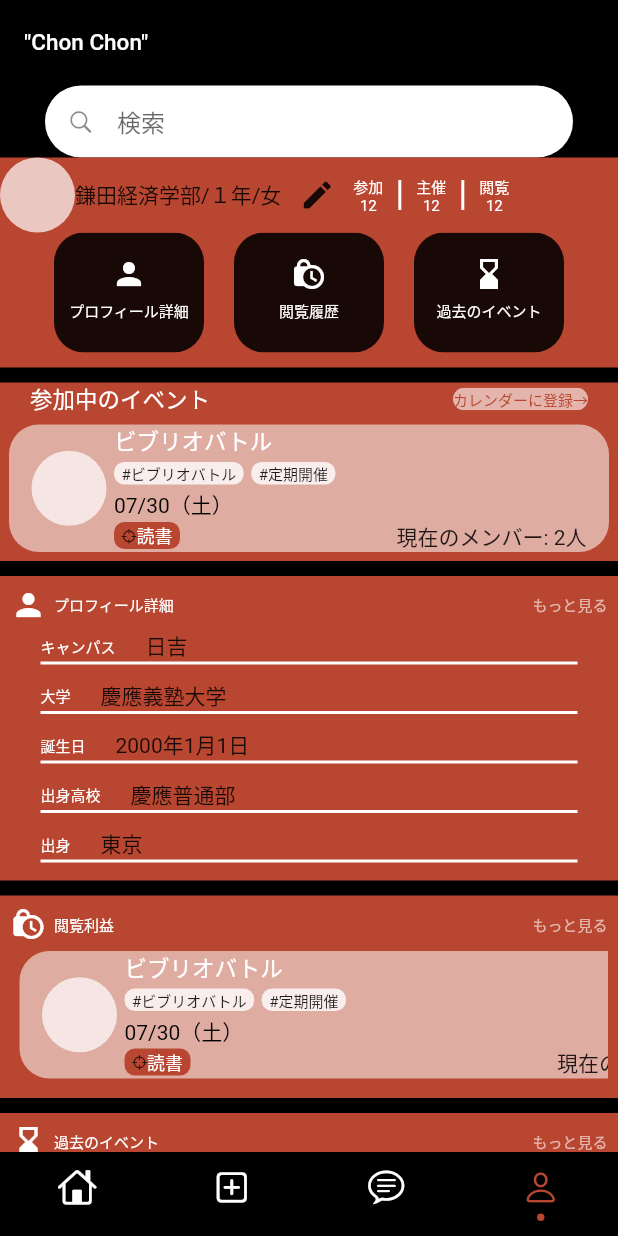
After one commit to isseiM0312/ChonChon-forBusiness, a Flutter app: the screen it shows after launch, item 4 of the bottom bar chosen, after a tap on the "edit" icon, on a phone screen of 412 x 824 dp. The commit adds this screen. Run offline on Flutter 3.47's test engine with Material 2 defaults, Android fonts, the phone set to English and light mode, and no system bars; drawn by our look-alikes of persistent_bottom_nav_bar.

Commit message:
プロフィール、コード成型前

```diff
--- a/chonchon_for_business/lib/view/BottomNavigationBar.dart
+++ b/chonchon_for_business/lib/view/BottomNavigationBar.dart
@@ -4,6 +4,7 @@ import 'package:persistent_bottom_nav_bar/persistent-tab-view.dart';
 
 import 'package:chonchon_for_business/view/NavigationPages/Home.dart';
 import 'package:chonchon_for_business/view/NavigationPages/EventCreate.dart';
+import 'package:chonchon_for_business/view/NavigationPages/Profile.dart';
 
 PersistentTabController _controller = PersistentTabController(initialIndex: 0);
 
@@ -32,7 +33,7 @@ List<Widget> _buildScreens() {
     HomePage(title: 'Home'),
     EventCreatePage(title: 'Event Create'),
     HomePage(title: 'Home'),
-    HomePage(title: 'Home'),
+    ProfilePage(title: 'Profile'),
   ];
 }
 
--- /dev/null
+++ b/chonchon_for_business/lib/view/NavigationPages/Profile.dart
@@ -0,0 +1,279 @@
+import 'package:flutter/material.dart';
+import 'package:flutter/cupertino.dart';
+import 'package:flutter/rendering.dart';
+
+import '../Common/Widgets/Cards.dart';
+
+class ProfilePage extends StatefulWidget {
+  const ProfilePage({Key? key, required this.title}) : super(key: key);
+  final String title;
+
+  @override
+  State<ProfilePage> createState() => _ProfilePageState();
+}
+
+class _ProfilePageState extends State<ProfilePage> {
+  @override
+  Widget build(BuildContext context) {
+    return (DefaultTabController(
+        initialIndex: 0,
+        length: 3,
+        child: Scaffold(
+            backgroundColor: Color(0xffb94630),
+            appBar: PreferredSize(
+                preferredSize: const Size.fromHeight(135),
+                child: AppBar(
+                    backgroundColor: Colors.black,
+                    title: const Text(
+                      '"Chon Chon"',
+                      style: TextStyle(color: Colors.white, fontSize: 15),
+                    ),
+                    flexibleSpace: Container(
+                        margin: EdgeInsets.only(top: 12),
+                        color: Colors.black,
+                        child: Column(
+                          mainAxisAlignment: MainAxisAlignment.spaceBetween,
+                          children: [searchBox(), profileBar()],
+                        )))),
+            body:
+            SingleChildScrollView(child:Container(
+              color: Colors.black,
+              child: Column(
+                children: [
+                  Container(
+                    margin: EdgeInsets.only(top: 10),
+                    color: Color(0xffb94630),
+                    child: Row(
+                      mainAxisAlignment: MainAxisAlignment.center,
+                      children: [
+                        linkInPage(
+                            Icon(
+                              Icons.person,
+                              color: Colors.white,
+                            ),
+                            "プロフィール詳細"),
+                        linkInPage(Icon(Icons.lock_clock, color: Colors.white),
+                            "閲覧履歴"),
+                        linkInPage(
+                            Icon(Icons.hourglass_bottom, color: Colors.white),
+                            "過去のイベント")
+                      ],
+                    ),
+                  ),
+                  currentEvent(context),
+                  profileBox(Icon(Icons.person,color: Colors.white,), "  プロフィール詳細", profileDetail()),
+                  profileBox(Icon(Icons.lock_clock,color: Colors.white), "  閲覧利益", eventList(context)),
+                  profileBox(Icon(Icons.hourglass_bottom,color: Colors.white), "  過去のイベント", eventList(context)),
+                  profileBox(Icon(Icons.bubble_chart,color: Colors.white),"  おすすめのイベント",eventList(context))
+                ],
+              ),
+            ))
+            )));
+  }
+
+
+}
+
+Widget profileBar() {
+  return (Container(
+    color: Color(0xffb94630),
+    child: Row(children: [
+      ownerImage(""),
+      Text("鎌田"),
+      Text("経済学部/１年/女"),
+      IconButton(onPressed: () {}, icon: Icon(Icons.edit)),
+      eventOverView(12, 12, 12)
+    ]),
+  ));
+}
+
+Widget eventOverView(int attendnum, int hostnum, int seenum) {
+  return (Container(
+      child: Row(children: [
+    Container(
+        margin: EdgeInsets.only(right: 10),
+        child: Column(children: [
+          whitetext("参加", 10),
+          whitetext(attendnum.toString(), 10)
+        ])),
+    Container(
+        margin: EdgeInsets.only(right: 10),
+        color: Colors.white,
+        width: 2,
+        height: 20),
+    Container(
+        margin: EdgeInsets.only(right: 10),
+        child: Column(children: [
+          whitetext("主催", 10),
+          whitetext(hostnum.toString(), 10)
+        ])),
+    Container(
+        margin: EdgeInsets.only(right: 10),
+        color: Colors.white,
+        width: 2,
+        height: 20),
+    Container(
+        margin: EdgeInsets.only(right: 10),
+        child: Column(
+            children: [whitetext("閲覧", 10), whitetext(seenum.toString(), 10)]))
+  ])));
+}
+
+Widget searchBox() {
+  return (Container(
+      margin: const EdgeInsets.only(left: 30, top: 45, right: 30),
+      child: TextField(
+        cursorColor: Color(0xffb94630),
+        decoration: InputDecoration(
+          hintText: "検索",
+          fillColor: Colors.white,
+          filled: true,
+          isDense: true,
+          prefixIcon: const Icon(
+            CupertinoIcons.search,
+          ),
+          contentPadding: const EdgeInsets.all(0),
+          border: OutlineInputBorder(
+            borderSide: BorderSide.none,
+            borderRadius: BorderRadius.circular(32),
+          ),
+        ),
+      )));
+}
+
+Widget whitetext(String text, double? size) {
+  return (Text(
+    text,
+    style: TextStyle(color: Colors.white, fontSize: size),
+  ));
+}
+
+Widget linkInPage(Widget icon, String text) {
+  return (Container(
+    margin: EdgeInsets.all(10),
+    child: InkWell(
+      child: ClipRRect(
+        child: Container(
+          width: 100,
+          height: 80,
+          color: Colors.black87,
+          child: Column(
+            mainAxisAlignment: MainAxisAlignment.center,
+            children: [
+              icon,
+              Container(margin: EdgeInsets.all(5), child: whitetext(text, 10))
+            ],
+          ),
+        ),
+        borderRadius: BorderRadius.circular(20),
+      ),
+      onTap: () {},
+    ),
+  ));
+}
+
+Widget currentEvent(
+    BuildContext context,
+  ) {
+    return (Container(
+      margin: EdgeInsets.only(top: 10),
+        color: Color(0xffb94630),
+        child: Column(
+          children: [
+            Container(
+              margin: EdgeInsets.only(right: 20, left: 20),
+              child: Row(
+                  mainAxisAlignment: MainAxisAlignment.spaceBetween,
+                  children: [
+                    whitetext("参加中のイベント", 15),
+                    ClipRRect(
+                      borderRadius: BorderRadius.circular(20),
+                      child: Container(
+                        child: Text("カレンダーに登録→",
+                            style: TextStyle(
+                                color: Color(0xffb94630), fontSize: 10)),
+                        color: Colors.white60,
+                      ),
+                    )
+                  ]),
+            ),
+            Container(
+                child: eventCard(context, "ビブリオバトル", ["ビブリオバトル", "定期開催"],
+                    DateTime(2022, 7, 30, 16, 00), "読書", 2, ""))
+          ],
+        )));
+  }
+
+Widget profileBox(Widget titleicon, String title, Widget content) {
+  return (Container(
+    margin: EdgeInsets.only(top: 10),
+    padding: EdgeInsets.all(7),
+    color: Color(0xffb94630),
+    child: Column(children: [
+      Row(
+        mainAxisAlignment: MainAxisAlignment.spaceBetween,
+        children: [
+          Container(
+            child: Row(
+              children: [
+                titleicon,
+                whitetext(title, 10)
+              ],
+            ),
+          ),
+          Text(
+            "もっと見る",
+            style: TextStyle(color: Colors.white60, fontSize: 10),
+          )
+        ],
+      ),
+      content
+    ]),
+  ));
+}
+
+Widget profileDetail() {
+  return (Column(children: [
+    profileDetailChild("キャンパス", "日吉"),
+    profileDetailChild("大学", "慶應義塾大学"),
+    profileDetailChild("誕生日", "2000年1月1日"),
+    profileDetailChild("出身高校", "慶應普通部"),
+    profileDetailChild("出身", "東京"),
+  ]));
+}
+
+Widget profileDetailChild(String title, String value) {
+  return (Container(
+    margin: EdgeInsets.only(top: 5, right: 20, left: 20, bottom: 5),
+    child: Column(children: [
+      Row(
+        children: [
+          whitetext(title, 10),
+          Container(
+            width: 20,
+          ),
+          Text(value)
+        ],
+      ),
+      Container(
+        color: Colors.white,
+        height: 2,
+      )
+    ]),
+  ));
+}
+
+Widget eventList(BuildContext context) {
+  return (Container(
+    child: SingleChildScrollView(
+      scrollDirection: Axis.horizontal,
+        child: Row(
+      children: [eventCard(context, "ビブリオバトル", ["ビブリオバトル", "定期開催"],
+                    DateTime(2022, 7, 30, 16, 00), "読書", 2, ""),
+                    eventCard(context, "ビブリオバトル", ["ビブリオバトル", "定期開催"],
+                    DateTime(2022, 7, 30, 16, 00), "読書", 2, ""),
+                    eventCard(context, "ビブリオバトル", ["ビブリオバトル", "定期開催"],
+                    DateTime(2022, 7, 30, 16, 00), "読書", 2, "")],
+    )),
+  ));
+}
```
Also changed, not shown: chonchon_for_business/pubspec.lock.
